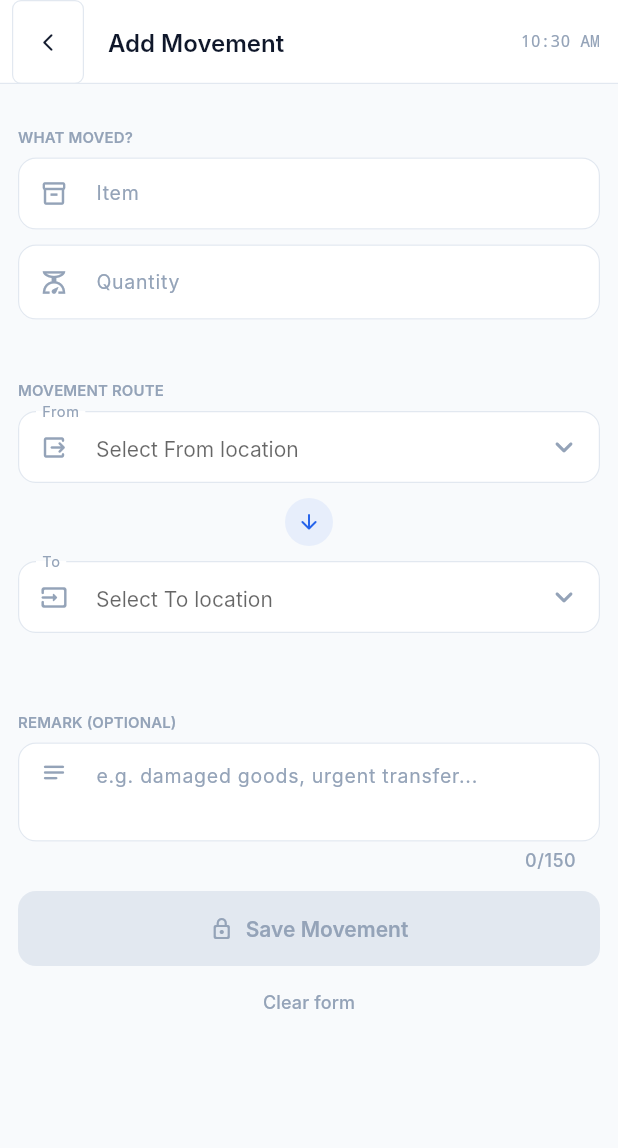
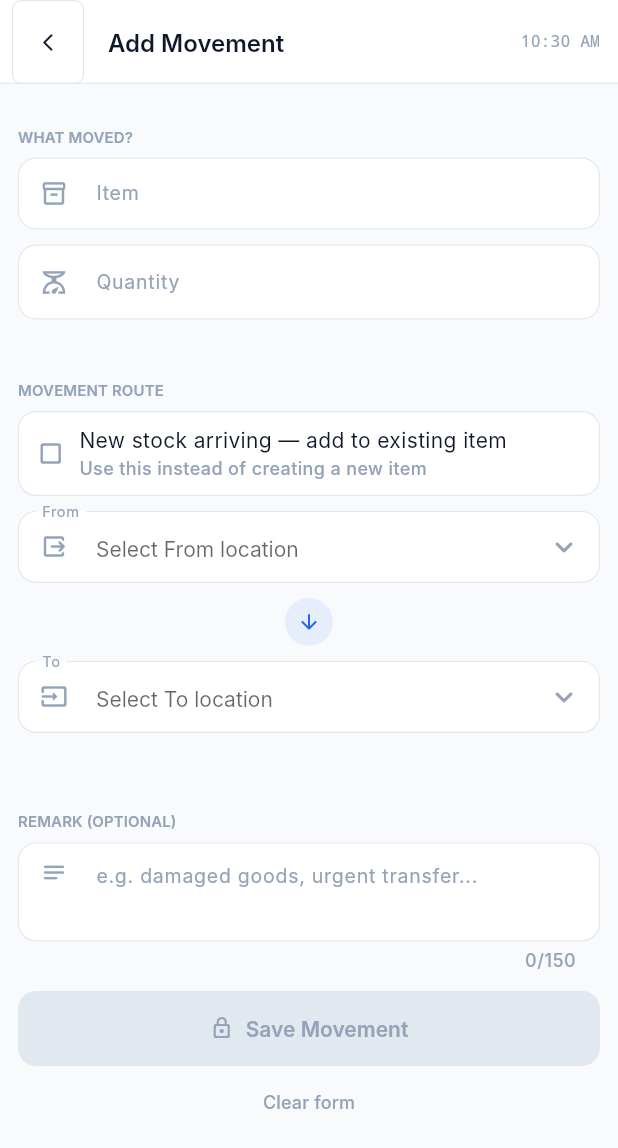
Before and after one commit to naveeneducation55-cpu/godown_manager, a Flutter app: the AddMovementScreen screen opened by its route, on a phone screen of 412 x 824 dp. Shown: the top 1148 px of the screen. Run offline on Flutter 3.47's test engine with Material 3 defaults, Android fonts, the phone set to English and light mode, and no system bars; our stand-ins replace connectivity_plus, shared_preferences, sqflite, supabase_flutter; accounts and stored records are empty; network calls fail; Roboto replaces fonts that are missing (Inter).

Commit message:
better upgrades v2.1.1

```diff
--- a/lib/screens/movement/add_movement_screen.dart
+++ b/lib/screens/movement/add_movement_screen.dart
@@ -17,6 +17,7 @@ class _AddMovementScreenState extends State<AddMovementScreen> {
   ItemModel?     _selectedItem;
   LocationModel? _selectedFrom;
   LocationModel? _selectedTo;
+  bool           _isRestock = false;
   bool           _isSaving = false;
 
   // Controllers — all disposed in dispose()
@@ -112,7 +113,7 @@ class _AddMovementScreenState extends State<AddMovementScreen> {
       showError(context, 'Please select an item');
       return;
     }
-    if (_selectedFrom == null) {
+    if (_selectedFrom == null && !_isRestock) {
       showError(context, 'Please select a From location');
       return;
     }
@@ -120,7 +121,7 @@ class _AddMovementScreenState extends State<AddMovementScreen> {
       showError(context, 'Please select a To location');
       return;
     }
-    if (_selectedFrom!.id == _selectedTo!.id) {
+    if (!_isRestock && _selectedFrom!.id == _selectedTo!.id) {
       showError(context, 'From and To cannot be the same location');
       return;
     }
@@ -132,28 +133,6 @@ class _AddMovementScreenState extends State<AddMovementScreen> {
       return;
     }
 
-    // Stock validation — skip for SUPPLIER (restock has no limit)
-    if (_selectedFrom!.id != 'SUPPLIER') {
-      final data      = context.read<AppDataProvider>();
-      final stockList = data.getStock();
-      final entry     = stockList.where((s) =>
-          s.item.id     == _selectedItem!.id &&
-          s.location.id == _selectedFrom!.id,
-      ).toList();
-      final available = entry.isEmpty ? 0.0 : entry.first.balance;
-      if (qty > available) {
-        final avail = available % 1 == 0
-            ? available.toInt().toString()
-            : available.toStringAsFixed(1);
-        showError(
-          context,
-          'Not enough stock in ${_selectedFrom!.name}. '
-          'Available: $avail ${_selectedItem!.unit}',
-        );
-        return;
-      }
-    }
-
     setState(() => _isSaving = true);
 
     try {
@@ -161,9 +140,9 @@ class _AddMovementScreenState extends State<AddMovementScreen> {
       final String staffId = data.currentStaff?.id ??
     (data.staff.isNotEmpty ? data.staff.first.id : '');
 
-      data.addMovement(
+      final ok = await data.addMovement(
         itemId:         _selectedItem!.id,
-        fromLocationId: _selectedFrom!.id,
+        fromLocationId: _isRestock ? 'SUPPLIER' : _selectedFrom!.id,
         toLocationId:   _selectedTo!.id,
         quantity:       qty,
         staffId:        staffId,
@@ -174,12 +153,16 @@ class _AddMovementScreenState extends State<AddMovementScreen> {
 
       if (!mounted) return;
 
+      if (ok) {
         showSuccess(
           context,
           '$qty ${_selectedItem!.unit} of ${_selectedItem!.name} '
           'added to ${_selectedTo!.name}',
         );
         _clearForm();
+      } else {
+        showError(context, 'Not enough stock. Check available quantity.');
+      }
 
     } catch (e) {
       debugPrint('addMovement error: $e');
@@ -198,6 +181,7 @@ class _AddMovementScreenState extends State<AddMovementScreen> {
       setState(() {
         _selectedFrom = null;
         _selectedTo   = null;
+        _isRestock    = false;
       });
     }
   }
@@ -205,7 +189,7 @@ class _AddMovementScreenState extends State<AddMovementScreen> {
   bool get _canSave =>
       _selectedItem != null &&
       _qtyCtrl.text.trim().isNotEmpty &&
-      _selectedFrom != null &&
+      (_isRestock || _selectedFrom != null) &&
       _selectedTo   != null;
 
   String _timeNow() {
@@ -296,6 +280,53 @@ class _AddMovementScreenState extends State<AddMovementScreen> {
                   const SizedBox(height: AppSpacing.xl),
 
                   const SectionLabel('Movement route'),
+
+                  // Restock toggle
+                  GestureDetector(
+                    onTap: () => setState(() {
+                      _isRestock    = !_isRestock;
+                      _selectedFrom = null;
+                    }),
+                    child: Container(
+                      margin: const EdgeInsets.only(bottom: AppSpacing.sm + 2),
+                      padding: const EdgeInsets.symmetric(
+                          horizontal: AppSpacing.md, vertical: AppSpacing.sm),
+                      decoration: BoxDecoration(
+                        color: _isRestock
+                            ? t.primary.withOpacity(0.08)
+                            : t.surface,
+                        borderRadius: BorderRadius.circular(AppSpacing.radius),
+                        border: Border.all(
+                          color: _isRestock
+                              ? t.primary.withOpacity(0.4)
+                              : t.border,
+                          width: 0.8,
+                        ),
+                      ),
+                      child: Row(children: [
+                        Icon(
+                          _isRestock
+                              ? Icons.check_box_rounded
+                              : Icons.check_box_outline_blank_rounded,
+                          size: 18,
+                          color: _isRestock ? t.primary : t.text3,
+                        ),
+                        const SizedBox(width: 10),
+                        Expanded(child: Column(
+                          crossAxisAlignment: CrossAxisAlignment.start,
+                          children: [
+                            Text('New stock arriving — add to existing item',
+                                style: AppFonts.body(
+                                    color: _isRestock ? t.primary : t.text)),
+                            Text('Use this instead of creating a new item',
+                                style: AppFonts.label(color: t.text3)),
+                          ],
+                        )),
+                      ]),
+                    ),
+                  ),
+
+                  if (!_isRestock)
                   _buildLocationField(
                     t:         t,
                     label:     'From',
@@ -305,7 +336,7 @@ class _AddMovementScreenState extends State<AddMovementScreen> {
                     locations: data.locations,
                     exclude:   _selectedTo,
                     onChanged: (v) => setState(() => _selectedFrom = v),
-                    validator: (_) => _selectedFrom == null
+                    validator: (_) => (!_isRestock && _selectedFrom == null)
                         ? 'From location is required' : null,
                   ),
 
@@ -668,7 +699,9 @@ class _AddMovementScreenState extends State<AddMovementScreen> {
                 size: 13, color: t.text3),
             const SizedBox(width: 4),
             Text(
-              'moved from ${_selectedFrom!.name}',
+              _isRestock
+                  ? 'incoming from Supplier'
+                  : 'moved from ${_selectedFrom!.name}',
               style: AppFonts.monoStyle(size: 12, color: t.text3),
             ),
           ]),
```
Also changed, not shown: lib/providers/app_data_provider.dart (+5 -4 lines). Lines whose indentation alone changed are shown as unchanged.
